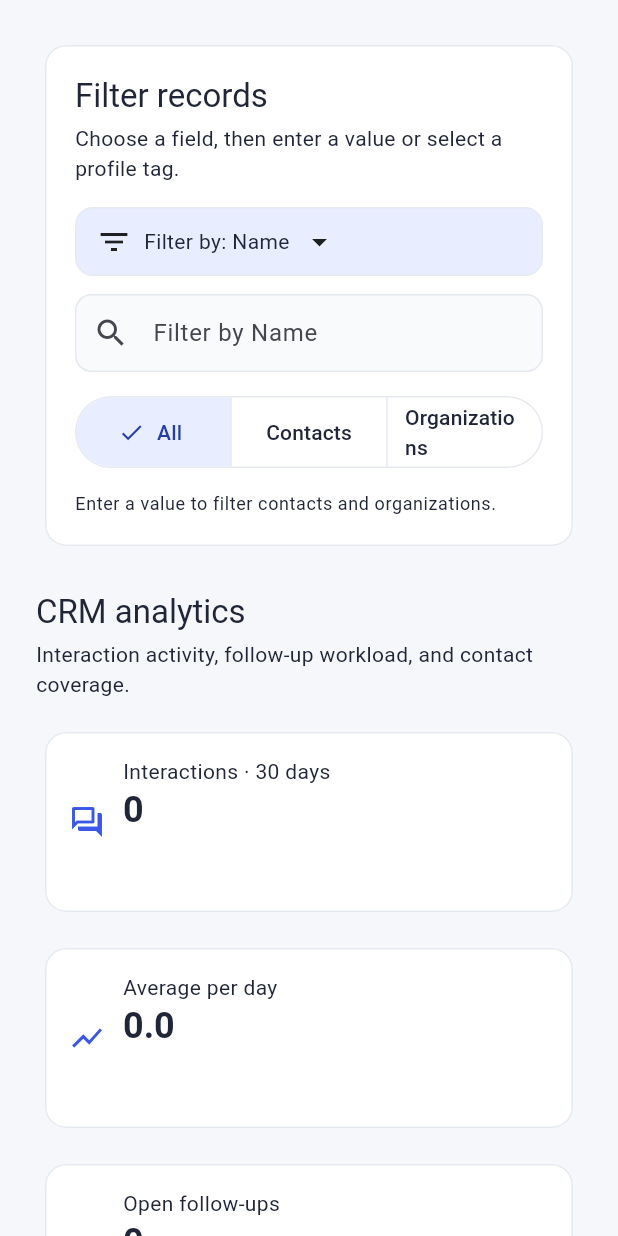
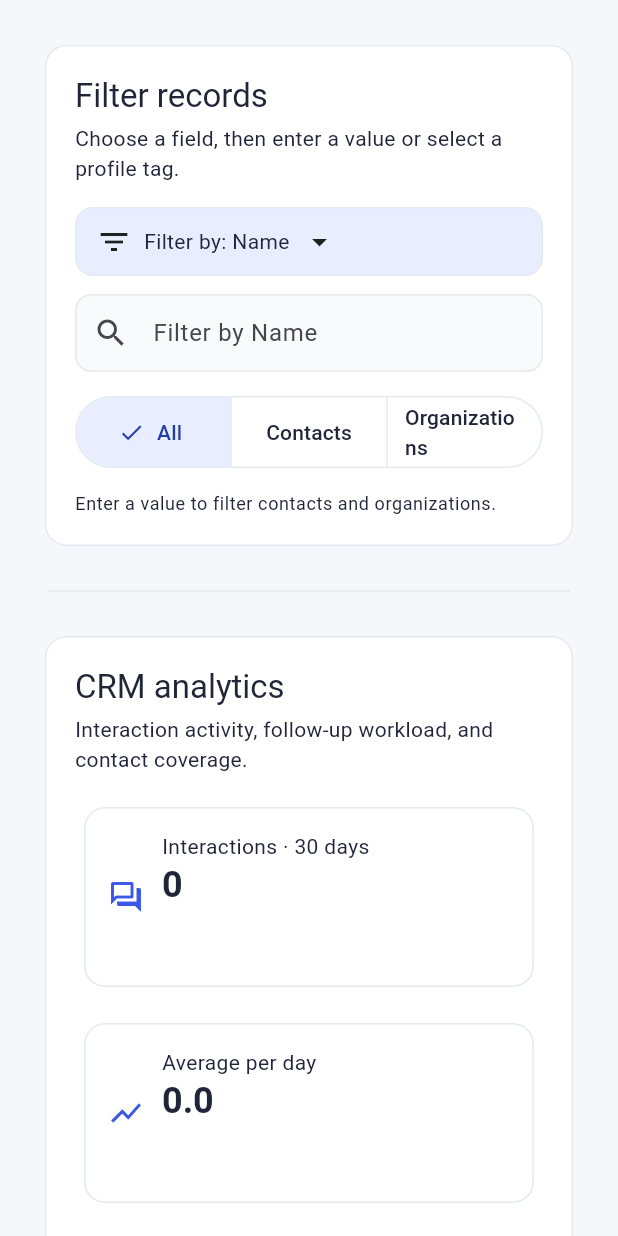
Before and after one commit to PeneguyG/Military-CRM-project, a Flutter app: the SearchReportingPage widget shown alone on an empty page, opened directly with empty values, on a phone screen of 412 x 824 dp. Run offline on Flutter 3.47's test engine with Material 3 defaults, Android fonts, the phone set to English and light mode, and no system bars; our stand-ins replace flutter_map, latlong2; missing offline and left inert: dart:ffi, file_selector, flutter_quill, sqlite3, win32.

Commit message:
Formatting tweaks Search and Reporting

```diff
--- a/test_flutter/lib/main.dart
+++ b/test_flutter/lib/main.dart
@@ -460,14 +460,14 @@ class _CrmHomePageState extends State<CrmHomePage> {
       selectedIcon: Icons.map,
     ),
     _CrmDestination(
+      label: 'Archive',
+      icon: Icons.archive_outlined,
+      selectedIcon: Icons.archive,
+    ),
+    _CrmDestination(
       label: 'Search and Reporting',
       icon: Icons.manage_search,
       selectedIcon: Icons.query_stats,
-    ),
-    _CrmDestination(
-      label: 'Archive',
-      icon: Icons.archive_outlined,
-      selectedIcon: Icons.archive,
     ),
   ];
 
@@ -735,12 +735,12 @@ class _CrmHomePageState extends State<CrmHomePage> {
                             focusRecordKey: _mapFocus,
                             focusRevision: _mapRevision,
                           ),
+                          ArchivePage(store: _store),
                           SearchReportingPage(
                             store: _store,
                             onOpenContact: _openContact,
                             onOpenOrganization: _openOrganization,
                           ),
-                          ArchivePage(store: _store),
                           SettingsPage(
                             store: _store,
                             isDarkMode: widget.isDarkMode,
--- a/test_flutter/lib/pages/search_reporting_page.dart
+++ b/test_flutter/lib/pages/search_reporting_page.dart
@@ -176,7 +176,7 @@ class _SearchReportingPageState extends State<SearchReportingPage> {
                   contacts,
                   organizations,
                 ),
-                const SizedBox(height: 24),
+                const Divider(height: 48, indent: 8, endIndent: 8),
                 _analyticsSection(context),
               ],
             ),
@@ -509,7 +509,10 @@ class _SearchReportingPageState extends State<SearchReportingPage> {
       ..sort((a, b) => b.value.compareTo(a.value));
 
     final theme = Theme.of(context);
-    return Column(
+    return Card(
+      child: Padding(
+        padding: const EdgeInsets.all(20),
+        child: Column(
           crossAxisAlignment: CrossAxisAlignment.stretch,
           children: [
             Text('CRM analytics', style: theme.textTheme.titleLarge),
@@ -520,13 +523,7 @@ class _SearchReportingPageState extends State<SearchReportingPage> {
             ),
             const SizedBox(height: 16),
             _MetricGrid(metrics: metrics),
-        const SizedBox(height: 16),
-        Card(
-          child: Padding(
-            padding: const EdgeInsets.all(20),
-            child: Column(
-              crossAxisAlignment: CrossAxisAlignment.stretch,
-              children: [
+            const Divider(height: 36),
             Text(
               'Interactions per day · last 14 days',
               style: theme.textTheme.titleMedium,
@@ -552,7 +549,7 @@ class _SearchReportingPageState extends State<SearchReportingPage> {
                   ],
                 ),
               ),
-                const Divider(height: 28),
+            const Divider(height: 36),
             Text(
               'Interaction types · last 30 days',
               style: theme.textTheme.titleMedium,
@@ -564,17 +561,7 @@ class _SearchReportingPageState extends State<SearchReportingPage> {
                 count: entry.value,
                 maxCount: maxTypeCount,
               ),
-              ],
-            ),
-          ),
-        ),
-        const SizedBox(height: 16),
-        Card(
-          child: Padding(
-            padding: const EdgeInsets.all(20),
-            child: Column(
-              crossAxisAlignment: CrossAxisAlignment.stretch,
-              children: [
+            const Divider(height: 36),
             Text(
               'Most contacted · last 30 days',
               style: theme.textTheme.titleMedium,
@@ -596,8 +583,6 @@ class _SearchReportingPageState extends State<SearchReportingPage> {
           ],
         ),
       ),
-        ),
-      ],
     );
   }
 }
```
Lines whose indentation alone changed are shown as unchanged.
